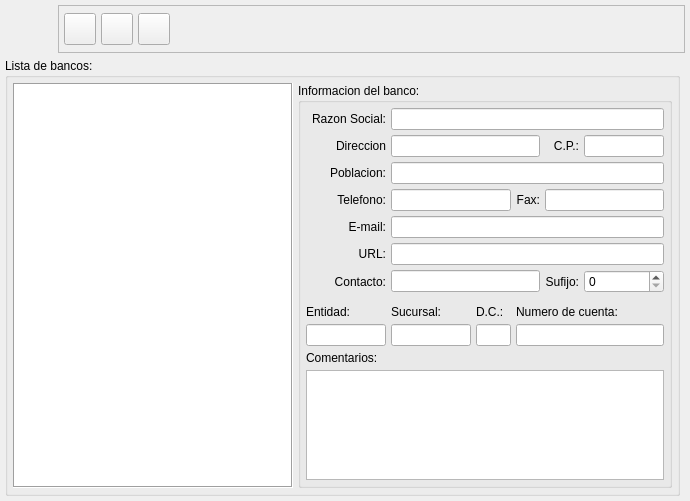
Above: bulmages/bulmafact/plugins/pluginbf_banco/bancobase.ui from eboladev/Bulmages-1 before the change. Below: the same form after it.
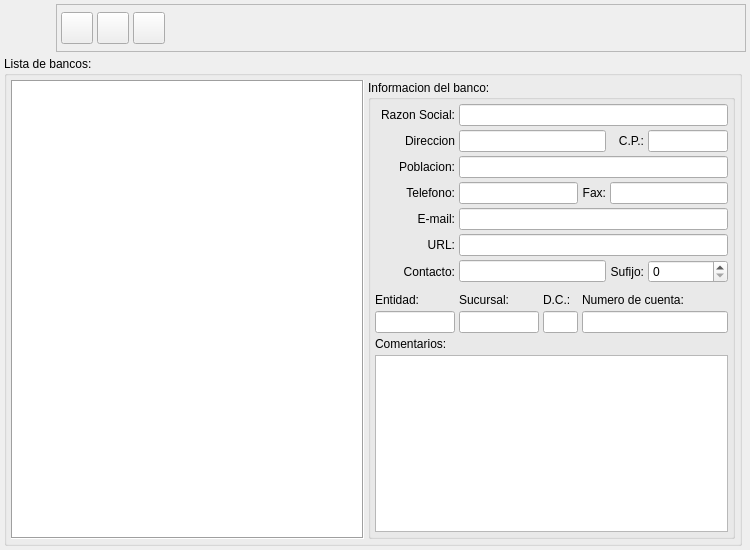
That is the form after the change. Icons and pictures are not drawn.

```diff
--- a/bulmages/bulmafact/plugins/pluginbf_banco/bancobase.ui
+++ b/bulmages/bulmafact/plugins/pluginbf_banco/bancobase.ui
@@ -7,10 +7,16 @@
    <rect>
     <x>0</x>
     <y>0</y>
-    <width>690</width>
-    <height>501</height>
+    <width>750</width>
+    <height>550</height>
    </rect>
   </property>
+  <property name="minimumSize">
+   <size>
+    <width>750</width>
+    <height>550</height>
+   </size>
+  </property>
   <property name="windowTitle">
    <string>Bancos</string>
   </property>
@@ -20,15 +26,15 @@
   </property>
   <layout class="QGridLayout">
    <property name="margin">
-    <number>5</number>
+    <number>4</number>
    </property>
    <property name="spacing">
-    <number>5</number>
+    <number>4</number>
    </property>
    <item row="0" column="0" colspan="2">
     <layout class="QHBoxLayout">
      <property name="spacing">
-      <number>5</number>
+      <number>4</number>
      </property>
      <property name="margin">
       <number>0</number>
@@ -65,10 +71,10 @@
        </property>
        <layout class="QGridLayout">
         <property name="margin">
-         <number>5</number>
+         <number>4</number>
         </property>
         <property name="spacing">
-         <number>5</number>
+         <number>4</number>
         </property>
         <item row="0" column="3">
          <spacer>
@@ -115,8 +121,8 @@
           </property>
           <property name="iconSize">
            <size>
-            <width>32</width>
-            <height>32</height>
+            <width>22</width>
+            <height>22</height>
            </size>
           </property>
          </widget>
@@ -150,8 +156,8 @@
           </property>
           <property name="iconSize">
            <size>
-            <width>32</width>
-            <height>32</height>
+            <width>22</width>
+            <height>22</height>
            </size>
           </property>
          </widget>
@@ -185,8 +191,8 @@
           </property>
           <property name="iconSize">
            <size>
-            <width>32</width>
-            <height>32</height>
+            <width>22</width>
+            <height>22</height>
            </size>
           </property>
          </widget>
@@ -209,10 +215,10 @@
      </property>
      <layout class="QGridLayout">
       <property name="margin">
-       <number>5</number>
+       <number>4</number>
       </property>
       <property name="spacing">
-       <number>5</number>
+       <number>4</number>
       </property>
       <item row="0" column="0">
        <widget class="QListWidget" name="mui_lista">
@@ -237,10 +243,10 @@
         </property>
         <layout class="QGridLayout">
          <property name="margin">
-          <number>5</number>
+          <number>4</number>
          </property>
          <property name="spacing">
-          <number>5</number>
+          <number>4</number>
          </property>
          <item row="11" column="2">
           <widget class="QLabel" name="label_20">
```
